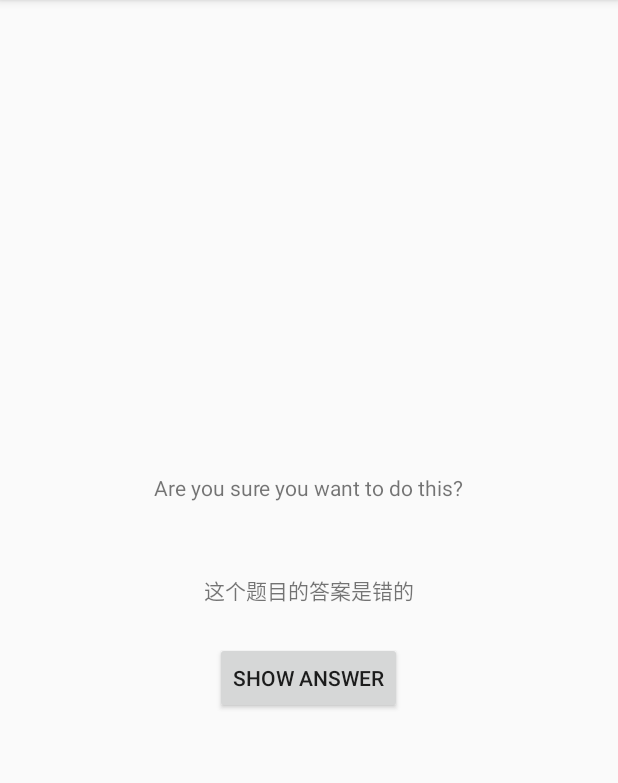
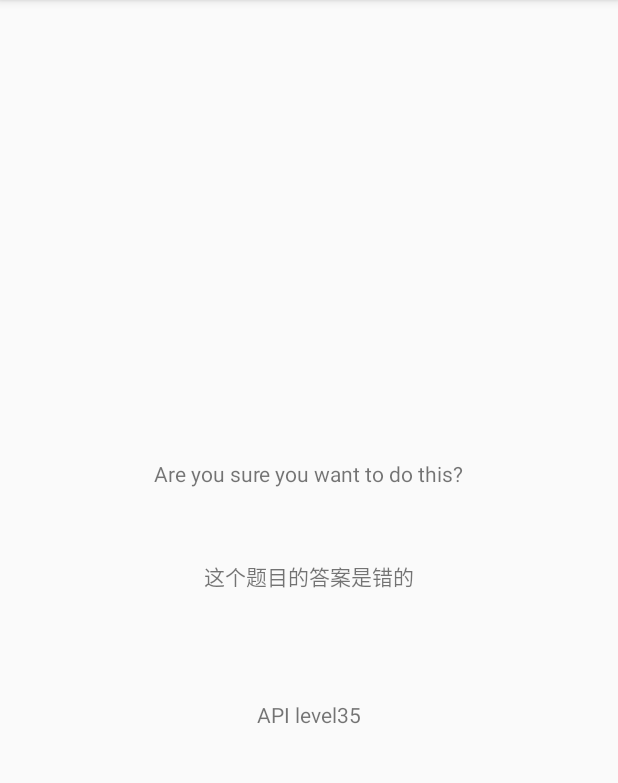
Before and after one commit to FulChou/IOS_er, an Android app: the CheatActivity screen opened directly, with no data from a screen before it, after a tap on "SHOW ANSWER", on a phone screen of 412 x 824 dp, the part 84-867 px from its top. Run offline under Robolectric (Android 15) with nearby library versions, the phone set to English and light mode, and no system bars.

Commit message:
第六章：Android SDK版本与兼容

```diff
--- a/Android/GeoQuiz/app/src/main/java/com/example/geoquiz/CheatActivity.java
+++ b/Android/GeoQuiz/app/src/main/java/com/example/geoquiz/CheatActivity.java
@@ -2,9 +2,13 @@ package com.example.geoquiz;
 
 import androidx.appcompat.app.AppCompatActivity;
 
+import android.animation.Animator;
+import android.animation.AnimatorListenerAdapter;
 import android.content.Intent;
+import android.os.Build;
 import android.os.Bundle;
 import android.view.View;
+import android.view.ViewAnimationUtils;
 import android.widget.Button;
 import android.widget.TextView;
 
@@ -19,6 +23,7 @@ public class CheatActivity extends AppCompatActivity {
 
     private TextView mAnswerTextView;
     private Button mShowAnswer;
+    private TextView mSDKTextView;
 
 
     @Override
@@ -28,6 +33,9 @@ public class CheatActivity extends AppCompatActivity {
 
         mAnswerTextView = (TextView)findViewById(R.id.answerTextView);
         mShowAnswer = (Button)findViewById(R.id.showAnswerButton);
+        mSDKTextView = (TextView)findViewById(R.id.sdk_version);
+
+        mSDKTextView.setText("API level"+Build.VERSION.SDK_INT);
 
 
         mAnswerIsTrue = getIntent().getBooleanExtra(EXTRA_ANSWER_IS_TRUE,false);
@@ -41,6 +49,26 @@ public class CheatActivity extends AppCompatActivity {
                     mAnswerTextView.setText("这个题目的答案是错的");
                 }
                 setAnswerShownResult(true);
+
+                if(Build.VERSION.SDK_INT >= Build.VERSION_CODES.LOLLIPOP){
+                    mShowAnswer.setVisibility(View.INVISIBLE);
+                }else {
+                    // api 21中的函数，29不能使用
+//                    int cx = mShowAnswer.getWidth() / 2;
+//                    int cy = mShowAnswer.getHeight() / 2;
+//                    float radius = mShowAnswer.getWidth();
+//                    Animator anim = ViewAnimationUtils
+//                            .createCircularReveal(mShowAnswer, cx, cy, radius, 0);
+//                    anim.addListener(new AnimatorListenerAdapter() {
+//                        @Override
+//                        public void onAnimationEnd(Animator animation) {
+//                            super.onAnimationEnd(animation);
+//                            mShowAnswer.setVisibility(View.INVISIBLE);
+//                        }
+//                    });
+//                    anim.start();
+                }
+
             }
         });
 
--- a/Android/GeoQuiz/app/src/main/res/layout/activity_cheat.xml
+++ b/Android/GeoQuiz/app/src/main/res/layout/activity_cheat.xml
@@ -33,6 +33,10 @@
         android:layout_height="wrap_content"
         android:id="@+id/showAnswerButton"
         android:text="@string/show_answer_button"/>
+    <TextView
+        android:layout_width="wrap_content"
+        android:layout_height="wrap_content"
+        android:id="@+id/sdk_version"/>
 
 
 </LinearLayout>
```
Also changed, not shown: 1 other file.
